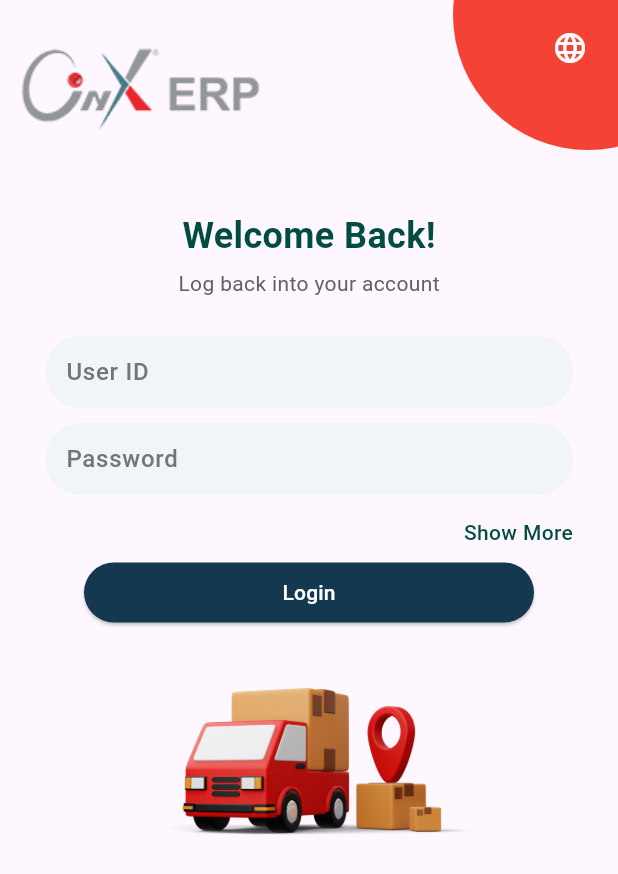
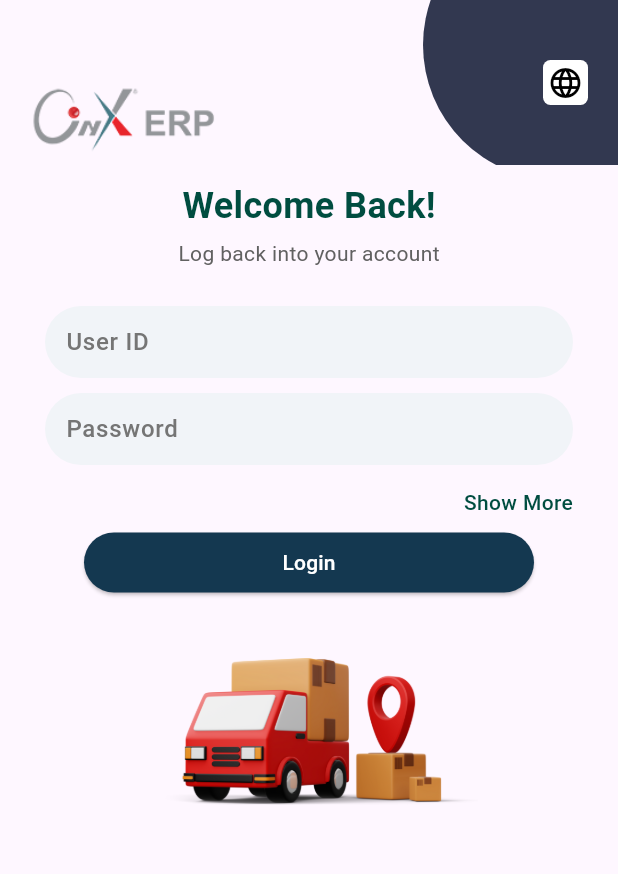
Before and after one commit to 24nse/ultimate_tsak_yemensoft, a Flutter app: the screen it shows after launch, on a phone screen of 412 x 824 dp. Shown: the top 874 px of the screen. Run offline on Flutter 3.47's test engine with Material 3 defaults, Android fonts, the phone set to English and light mode, and no system bars; our stand-ins replace dio, get, get_storage, sqflite; accounts and stored records are empty.

Commit message:
apply choose Language (sprint three completed)

```diff
--- a/ultimate_task/lib/app/app.dart
+++ b/ultimate_task/lib/app/app.dart
@@ -1,9 +1,12 @@
 import 'package:flutter/material.dart';
 import 'package:get/get.dart';
+import 'package:ultimate_task/lang/translations.dart';
 import 'package:ultimate_task/routes/app_pages.dart';
 
 class MyApp extends StatelessWidget {
-  const MyApp({super.key});
+    final String locale;
+
+  const MyApp({Key? key, required this.locale}) : super(key: key);
 
   @override
   Widget build(BuildContext context) {
@@ -11,6 +14,11 @@ class MyApp extends StatelessWidget {
     return   GetMaterialApp(
      debugShowCheckedModeBanner: false,
       title: 'Onyx Delivery',
+
+         translations: AppTranslations(),
+      locale: Locale(locale),
+      fallbackLocale: const Locale('en'),
+
       initialRoute: AppRoutes.login,
       getPages: AppRoutes.routes,
     );
--- /dev/null
+++ b/ultimate_task/lib/lang/translations.dart
@@ -0,0 +1,27 @@
+import 'package:get/get.dart';
+
+class AppTranslations extends Translations {
+  @override
+  Map<String, Map<String, String>> get keys => {
+        'en': {
+          'login': 'Login',
+          'home': 'Home',
+          'language': 'Language',
+          'select_language': 'Select Language',
+          'english': 'English',
+          'arabic': 'Arabic',
+          "apply": "Apply"
+},
+
+
+        'ar': {
+          'login': 'تسجيل الدخول',
+          'home': 'الرئيسية',
+          'language': 'اللغة',
+          'select_language': 'اختر اللغة',
+          'english': 'الإنجليزية',
+          'arabic': 'العربية',
+           "apply": "تطبيق"
+        },
+      };
+}
--- a/ultimate_task/lib/main.dart
+++ b/ultimate_task/lib/main.dart
@@ -6,6 +6,8 @@ void main() async {
 
   WidgetsFlutterBinding.ensureInitialized();
   await GetStorage.init();
+   final box = GetStorage();
+  final locale = box.read('locale') ?? 'en';
+  runApp(MyApp(locale: locale));
 
-  runApp(const MyApp());
 }
--- a/ultimate_task/lib/views/login/login_screen.dart
+++ b/ultimate_task/lib/views/login/login_screen.dart
@@ -1,11 +1,17 @@
 import 'package:flutter/material.dart';
 import 'package:get/get.dart';
+import 'package:get_storage/get_storage.dart';
+import 'package:ultimate_task/utils/helper/dialog_helper.dart';
 import 'package:ultimate_task/viewmodels/login_controller.dart';
+import 'package:ultimate_task/views/language_selection_page.dart';
 import 'package:ultimate_task/widgets/custom_text_field.dart';
 import 'package:ultimate_task/widgets/custom_show_more.dart';
+import 'package:ultimate_task/widgets/home/custom_widget_appbar.dart';
 import 'package:ultimate_task/widgets/login/custom_appbar.dart';
 
 class LoginScreen extends StatelessWidget {
+
+
   @override
   Widget build(BuildContext context) {
     final controller = Get.find<LoginController>();
@@ -15,9 +21,7 @@ class LoginScreen extends StatelessWidget {
         child: Column(
           children: [
 
-         // Appbar
-         cutomAppbar(),
-
+          customAppbar(),
 
             SizedBox(height: 10),
 
@@ -68,7 +72,7 @@ class LoginScreen extends StatelessWidget {
                       borderRadius: BorderRadius.circular(30),
                     ),),
                       onPressed: controller.login,
-                      child: Text('Login',style: TextStyle(color: Colors.white),),
+                      child: Text('login'.tr,style: TextStyle(color: Colors.white),),
                     ),
                 )),
 
--- a/ultimate_task/lib/widgets/home/custom_widget_appbar.dart
+++ b/ultimate_task/lib/widgets/home/custom_widget_appbar.dart
@@ -1,5 +1,6 @@
 
   import 'package:flutter/material.dart';
+import 'package:ultimate_task/utils/helper/dialog_helper.dart';
 
 Widget customWidgetAppbar() {
     return Stack(
@@ -23,6 +24,8 @@ Widget customWidgetAppbar() {
         Positioned(
           right: 20,
           top: 40,
+          child: InkWell(
+            onTap: () =>DialogHelper.showLanguageDialog(),
             child: Container(
               decoration: BoxDecoration(
                 color: Colors.white,
@@ -31,6 +34,7 @@ Widget customWidgetAppbar() {
               height: 30,
               width: 30,
               child: const Icon(Icons.language, color: Colors.black)),
+          ),
         ),
         Positioned(
           left: 20,
--- a/ultimate_task/lib/widgets/login/custom_appbar.dart
+++ b/ultimate_task/lib/widgets/login/custom_appbar.dart
@@ -1,37 +1,50 @@
 
   import 'package:flutter/material.dart';
+import 'package:ultimate_task/utils/helper/dialog_helper.dart';
 
-Widget cutomAppbar() {
+Widget customAppbar() {
     return Stack(
       children: [
         Container(
-               height: 130,
-               color:  Colors.transparent
-             ),
-               Image.asset(
-                       'assets/ONYX.png',
-
-                       height: 120,
+          height: 110,
+          color:  Colors.transparent,
         ),
         Positioned(
-               right: -80,
-               top: -80,
+          right: -60,
+          top: -60,
           child: Container(
             width: 200,
             height: 180,
             decoration: const BoxDecoration(
-                   color:  Colors.red,
+              color:  Color.fromARGB(255, 50, 56, 80),
               shape: BoxShape.circle,
             ),
           ),
         ),
         Positioned(
           right: 20,
-               top: 20,
-               child: const Icon(Icons.language, color: Colors.white),
+          top: 40,
+          child: InkWell(
+            onTap: () =>DialogHelper.showLanguageDialog(),
+            child: Container(
+              decoration: BoxDecoration(
+                color: Colors.white,
+                borderRadius: BorderRadius.circular(5)
               ),
+              height: 30,
+              width: 30,
+              child: const Icon(Icons.language, color: Colors.black)),
+          ),
+        ),
+        Positioned(
+          left: 20,
+          top: 40,
+          child: Image.asset(
+            'assets/ONYX.png',
+                                    height: 80,
 
-
+          ),
+        ),
 
       ],
     );
```
Also changed, not shown: ultimate_task/lib/utils/helper/dialog_helper.dart (added, +56 -0 lines), ultimate_task/lib/views/language_selection_page.dart (added, +45 -0 lines), 1 other file. Lines whose indentation alone changed are shown as unchanged.
